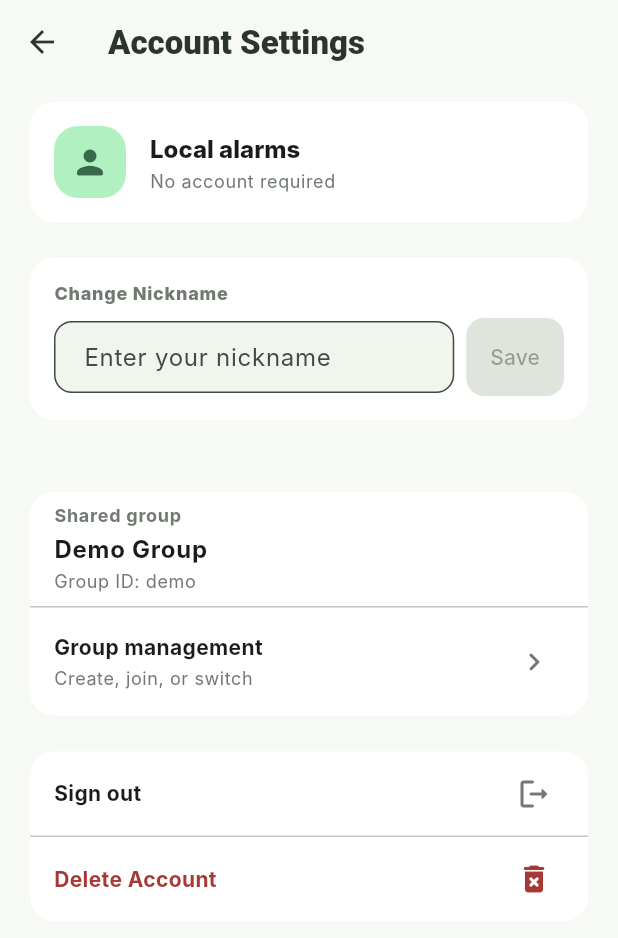
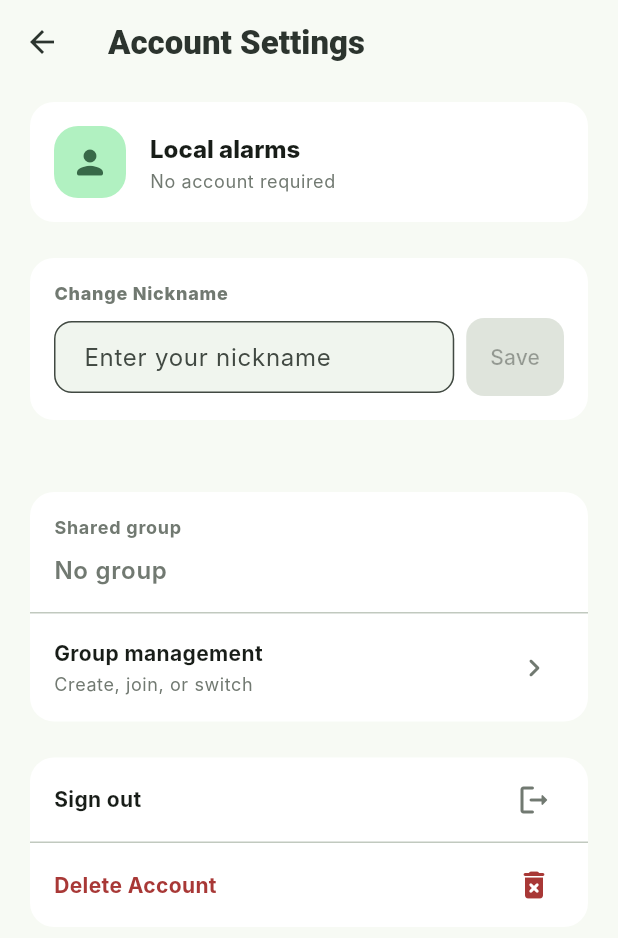
Before and after one commit to jjyn0215/UIUXteamproject, a Flutter app: the AccountSettingsScreen screen opened directly, on a phone screen of 412 x 824 dp. Shown: the top 938 px of the screen. Run offline on Flutter 3.47's test engine with Material 3 defaults, Android fonts, the phone set to English and light mode, and no system bars; our stand-ins replace cloud_firestore, cloud_functions, firebase_auth, firebase_core, firebase_messaging, flutter_local_notifications and 6 more; accounts and stored records are empty; generated files the repository leaves out were written again; Roboto replaces fonts that are missing (Inter).

Commit message:
Refactor group screens for default group UI

```diff
--- a/synced_alarm/lib/src/design/app_localizations.dart
+++ b/synced_alarm/lib/src/design/app_localizations.dart
@@ -183,6 +183,8 @@ class AppLocalizations {
       'select_group': 'Select Group',
       'local_demo_group': 'Local Demo',
       'cannot_change_group': 'Group cannot be changed after creation.',
+      'default_group': 'Default Group',
+      'default_group_explanation': 'This group is selected by default when creating new alarms.',
     },
     'ko': {
       'app_title': '동기화 알람',
@@ -338,6 +340,8 @@ class AppLocalizations {
       'select_group': '그룹 선택',
       'local_demo_group': '로컬 데모',
       'cannot_change_group': '생성 후에는 그룹을 변경할 수 없습니다.',
+      'default_group': '기본 생성 그룹',
+      'default_group_explanation': '새 알람을 생성할 때 기본으로 지정되는 그룹입니다.',
     },
   };
 
@@ -487,6 +491,8 @@ class AppLocalizations {
   String get selectGroup => _getValue('select_group');
   String get localDemoGroup => _getValue('local_demo_group');
   String get cannotChangeGroup => _getValue('cannot_change_group');
+  String get defaultGroup => _getValue('default_group');
+  String get defaultGroupExplanation => _getValue('default_group_explanation');
 
   String get mon => _getValue('mon');
   String get tue => _getValue('tue');
--- a/synced_alarm/lib/src/features/account/account_settings_screen.dart
+++ b/synced_alarm/lib/src/features/account/account_settings_screen.dart
@@ -367,59 +367,103 @@ class _SyncedDevicesGroup extends ConsumerWidget {
   }
 }
 
-class _GroupManagementCard extends StatelessWidget {
+class _GroupManagementCard extends ConsumerWidget {
   const _GroupManagementCard({required this.activeGroup});
 
   final AlarmGroupSummary? activeGroup;
 
   @override
-  Widget build(BuildContext context) {
+  Widget build(BuildContext context, WidgetRef ref) {
     final l10n = AppLocalizations.of(context);
+    final groups = ref.watch(userGroupsProvider).value ?? const [];
+
     return Card(
       margin: EdgeInsets.zero,
       shape: RoundedRectangleBorder(borderRadius: BorderRadius.circular(16)),
       elevation: 0,
       child: Column(
+        crossAxisAlignment: CrossAxisAlignment.start,
         children: [
           Padding(
-            padding: const EdgeInsets.symmetric(
-              horizontal: AppSpacing.md,
-              vertical: AppSpacing.sm,
-            ),
-            child: Row(
-              children: [
-                Expanded(
+            padding: const EdgeInsets.all(AppSpacing.md),
             child: Column(
               crossAxisAlignment: CrossAxisAlignment.start,
               children: [
                 Text(
                   l10n.sharedGroup,
-                        style: Theme.of(context).textTheme.labelMedium
-                            ?.copyWith(
+                  style: Theme.of(context).textTheme.labelMedium?.copyWith(
                         color: Theme.of(context).colorScheme.outline,
                         fontWeight: FontWeight.w700,
                       ),
                 ),
-                      const SizedBox(height: 2),
+                const SizedBox(height: AppSpacing.sm),
+                if (groups.isEmpty) ...[
                   Text(
-                        activeGroup?.name ?? l10n.noGroup,
+                    l10n.noGroup,
                     style: Theme.of(context).textTheme.bodyLarge?.copyWith(
-                          fontWeight: FontWeight.w700,
+                          color: Theme.of(context).colorScheme.outline,
+                          fontWeight: FontWeight.w600,
                         ),
                   ),
-                      if (activeGroup != null) ...[
-                        const SizedBox(height: 2),
+                ] else ...[
+                  Wrap(
+                    spacing: AppSpacing.sm,
+                    runSpacing: AppSpacing.sm,
+                    children: [
+                      for (final group in groups)
+                        Container(
+                          padding: const EdgeInsets.symmetric(
+                            horizontal: 10,
+                            vertical: 6,
+                          ),
+                          decoration: BoxDecoration(
+                            color: Theme.of(context)
+                                .colorScheme
+                                .surfaceContainerHighest
+                                .withAlpha(80),
+                            borderRadius: BorderRadius.circular(8),
+                            border: Border.all(
+                              color: activeGroup?.groupId == group.groupId
+                                  ? Colors.amber.withAlpha(150)
+                                  : Theme.of(context).colorScheme.outlineVariant,
+                              width: activeGroup?.groupId == group.groupId ? 1.5 : 1,
+                            ),
+                          ),
+                          child: Row(
+                            mainAxisSize: MainAxisSize.min,
+                            children: [
+                              if (activeGroup?.groupId == group.groupId) ...[
+                                const Icon(
+                                  Icons.star_rounded,
+                                  size: 14,
+                                  color: Colors.amber,
+                                ),
+                                const SizedBox(width: 4),
+                              ] else ...[
+                                Icon(
+                                  Icons.groups_rounded,
+                                  size: 14,
+                                  color: Theme.of(context).colorScheme.outline,
+                                ),
+                                const SizedBox(width: 4),
+                              ],
                               Text(
-                          '${l10n.groupId}: ${activeGroup!.groupId}',
-                          style: Theme.of(context).textTheme.bodySmall
-                              ?.copyWith(
-                                color: Theme.of(context).colorScheme.outline,
+                                group.name,
+                                style: Theme.of(context).textTheme.bodyMedium?.copyWith(
+                                      fontWeight: activeGroup?.groupId == group.groupId
+                                          ? FontWeight.w800
+                                          : FontWeight.w600,
+                                      color: activeGroup?.groupId == group.groupId
+                                          ? Theme.of(context).colorScheme.primary
+                                          : Theme.of(context).textTheme.bodyMedium?.color,
                                     ),
                               ),
                             ],
+                          ),
+                        ),
                     ],
                   ),
-                ),
+                ],
               ],
             ),
           ),
@@ -427,9 +471,10 @@ class _GroupManagementCard extends StatelessWidget {
           ListTile(
             title: Text(
               l10n.groupMgmt,
-              style: Theme.of(
-                context,
-              ).textTheme.bodyMedium?.copyWith(fontWeight: FontWeight.w700),
+              style: Theme.of(context)
+                  .textTheme
+                  .bodyMedium
+                  ?.copyWith(fontWeight: FontWeight.w700),
             ),
             subtitle: Text(
               l10n.createJoinSwitch,
```
Also changed, not shown: synced_alarm/lib/src/features/account/group_setup_screen.dart (+55 -5 lines). Lines whose indentation alone changed are shown as unchanged.
